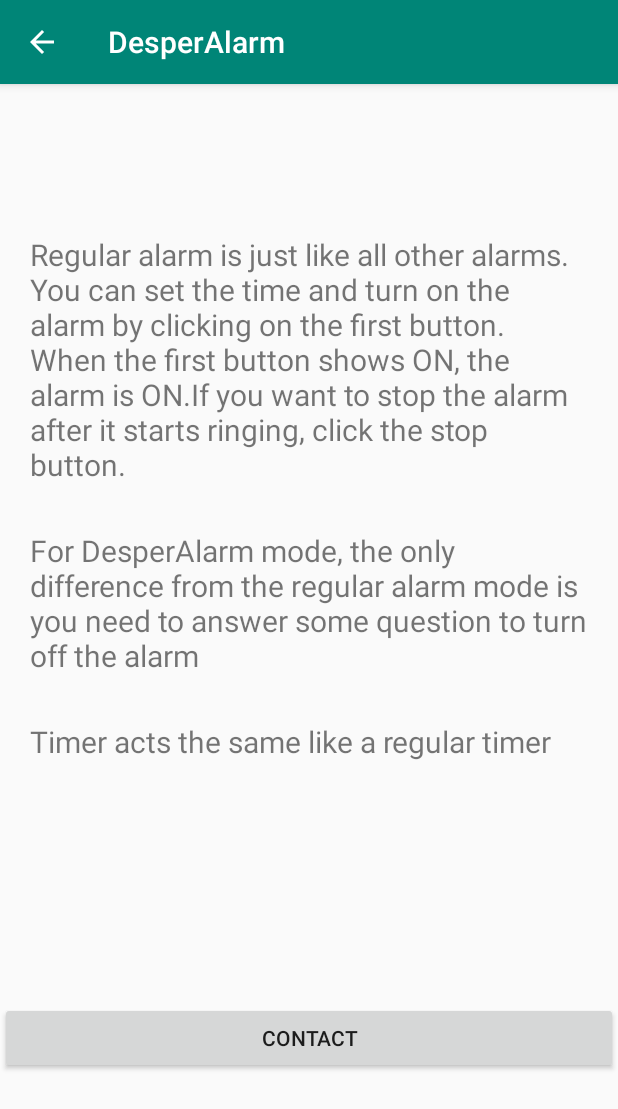
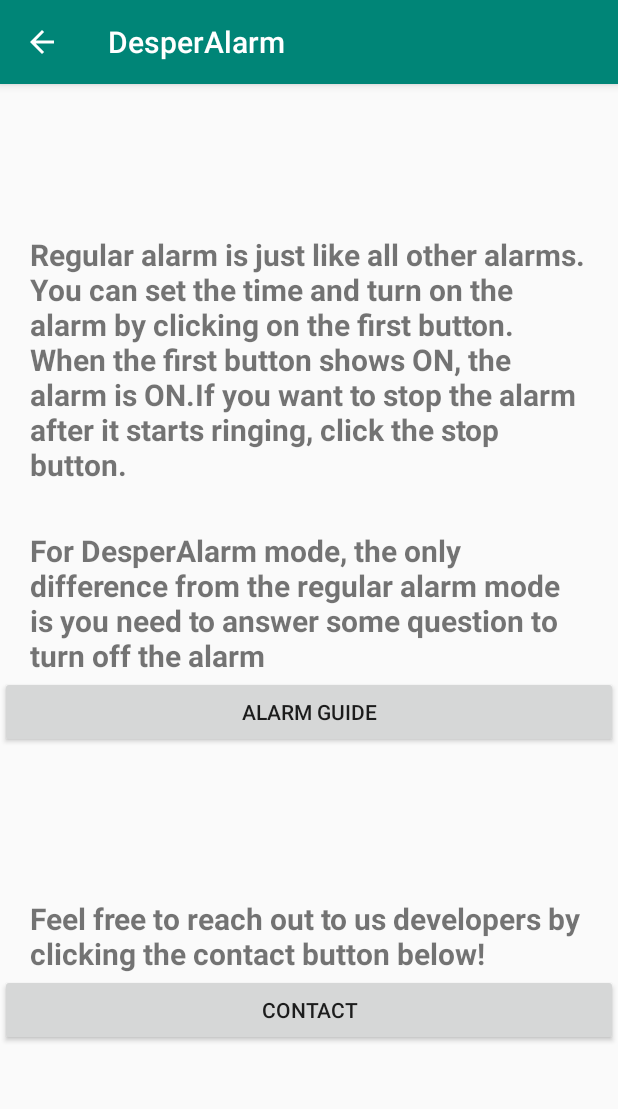
Before and after one commit to xinshuoLei/Desperalarm, an Android app: the About screen opened directly, with no data from a screen before it, on a phone screen of 412 x 824 dp. Shown: the top 1109 px of the screen. Run offline under Robolectric (Android 15) with nearby library versions, the phone set to English and light mode, and no system bars.

Commit message:
about updated, delete set up but weird positioning

```diff
--- a/new_DesperAlarm/app/src/main/AndroidManifest.xml
+++ b/new_DesperAlarm/app/src/main/AndroidManifest.xml
@@ -43,6 +43,12 @@
                 <action android:name="android.intent.action.DEFAULT" />
             </intent-filter>
         </activity>
+        <activity android:name="com.example.desperalarm.activities.RegularAlarmGuide"
+            android:parentActivityName=".activities.About">
+            <intent-filter>
+                <action android:name="android.intent.action.DEFAULT" />
+            </intent-filter>
+        </activity>
 
         <receiver android:name="com.example.desperalarm.broadcastreceiver.AlarmBroadcastReceiver">
             <intent-filter>
--- a/new_DesperAlarm/app/src/main/java/com/example/desperalarm/activities/About.java
+++ b/new_DesperAlarm/app/src/main/java/com/example/desperalarm/activities/About.java
@@ -26,6 +26,14 @@
                 sendEmail();
             }
         });
+        Button regularAlarmGuide = findViewById(R.id.regularAlarmGuide);
+        regularAlarmGuide.setOnClickListener(new View.OnClickListener() {
+            @Override
+            public void onClick(View view) {
+                Intent intent = new Intent(getApplicationContext(), RegularAlarmGuide.class);
+                startActivity(intent);
+            }
+        });
     }
     public void composeEmail(String recipient, String subject) {
         Intent intent = new Intent(Intent.ACTION_SENDTO);
--- a/new_DesperAlarm/app/src/main/java/com/example/desperalarm/activities/RingActivity.java
+++ b/new_DesperAlarm/app/src/main/java/com/example/desperalarm/activities/RingActivity.java
@@ -84,7 +84,6 @@
                     finish();
                     Intent intent = new Intent(getApplicationContext(), Question.class);
                     startActivity(intent);
-
                 } else {
                     Intent intentService = new Intent(getApplicationContext(), AlarmService.class);
                     getApplicationContext().stopService(intentService);
--- a/new_DesperAlarm/app/src/main/java/com/example/desperalarm/alarmslist/AlarmsListViewModel.java
+++ b/new_DesperAlarm/app/src/main/java/com/example/desperalarm/alarmslist/AlarmsListViewModel.java
@@ -29,4 +29,8 @@
     public LiveData<List<Alarm>> getAlarmsLiveData() {
         return alarmsLiveData;
     }
+
+    public void clearAlarmRepository() {
+        alarmRepository.delete();
+    }
 }
--- a/new_DesperAlarm/app/src/main/res/layout/about.xml
+++ b/new_DesperAlarm/app/src/main/res/layout/about.xml
@@ -9,7 +9,7 @@
         android:layout_width="wrap_content"
         android:layout_height="wrap_content"
         android:layout_marginTop="100dp"
-
+        android:textStyle="bold"
         android:paddingLeft="20dp"
         android:paddingRight="20dp"
         android:text="Regular alarm is just like all other alarms. You can set the time and turn on
@@ -28,23 +28,33 @@
         android:text="For DesperAlarm mode, the only difference from the regular alarm mode is you need to
 answer some question to turn off the alarm"
         android:textAlignment="viewStart"
+        android:textStyle="bold"
         android:textSize="20dp" />
+
+    <Button
+        android:id="@+id/regularAlarmGuide"
+        android:layout_width="match_parent"
+        android:layout_height="wrap_content"
+        android:text="Alarm Guide" />
 
     <TextView
         android:id="@+id/textView4"
         android:layout_width="match_parent"
         android:layout_height="wrap_content"
-        android:layout_marginTop="30dp"
+        android:layout_marginTop="100dp"
         android:paddingLeft="20dp"
         android:paddingRight="20dp"
-        android:text="Timer acts the same like a regular timer"
+        android:textStyle="bold"
+        android:text="Feel free to reach out to us developers by clicking the contact button below!"
         android:textAlignment="viewStart"
+
         android:textSize="20dp" />
 
     <Button
         android:id="@+id/send"
         android:layout_width="match_parent"
         android:layout_height="wrap_content"
-        android:layout_marginTop="160dp"
+
         android:text="Contact" />
+
 </LinearLayout>
```
Also changed, not shown: new_DesperAlarm/app/src/main/java/com/example/desperalarm/alarmslist/AlarmsListFragment.java (+10 -0 lines), new_DesperAlarm/app/src/main/res/layout/fragment_listalarms.xml (+17 -0 lines).
